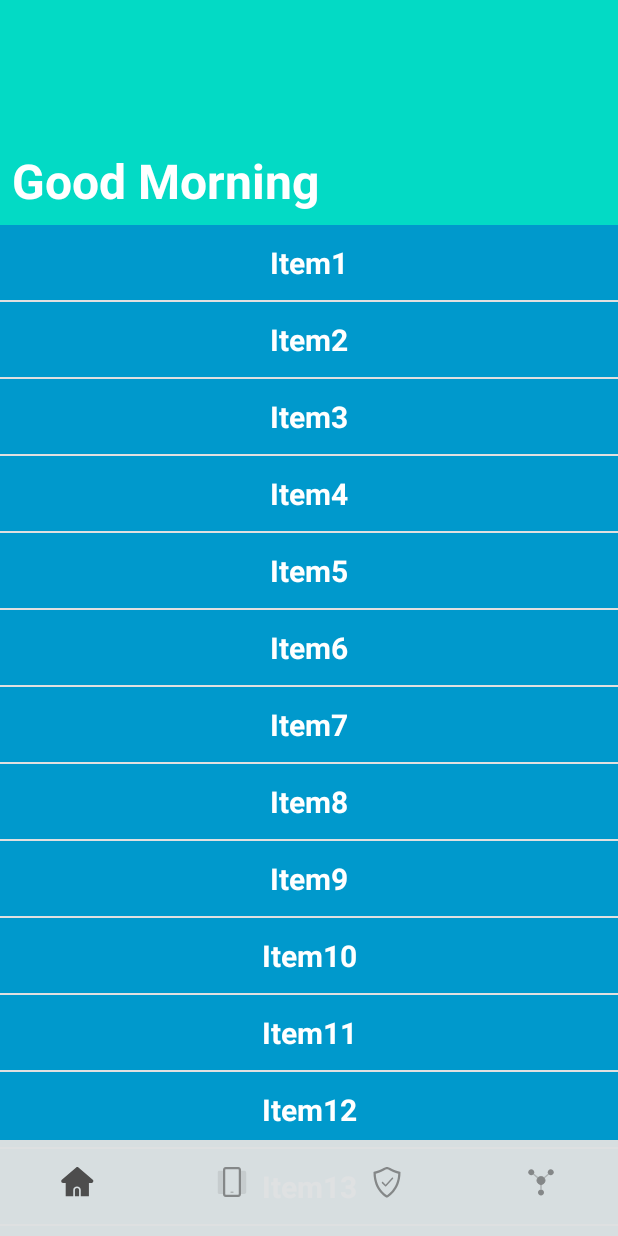
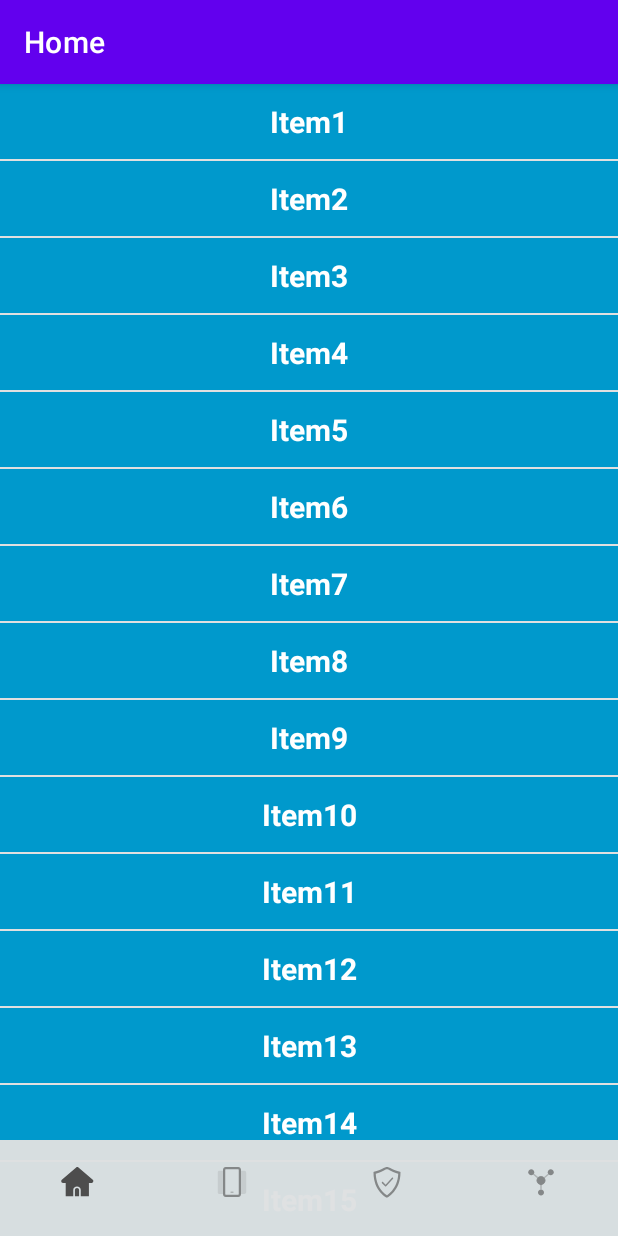
Before and after one commit to informramiz/common-ui-views, an Android app: the screen it shows after launch (MainActivity), on a phone screen of 412 x 824 dp. Run offline under Robolectric (Android 15) with nearby library versions, the phone set to English and light mode, and no system bars; our stand-ins replace navigation-ui.

Commit message:
feat: Integrate StackBottomNav with NavController

```diff
--- a/CommonUIViews/app/src/main/java/github/informramiz/commonuiviews/MainActivity.kt
+++ b/CommonUIViews/app/src/main/java/github/informramiz/commonuiviews/MainActivity.kt
@@ -2,6 +2,11 @@ package github.informramiz.commonuiviews
 
 import android.os.Bundle
 import androidx.appcompat.app.AppCompatActivity
+import androidx.navigation.findNavController
+import androidx.navigation.fragment.NavHostFragment
+import androidx.navigation.ui.AppBarConfiguration
+import androidx.navigation.ui.setupActionBarWithNavController
+import github.informramiz.commonuiviews.bottombar.setupWithNavController
 import github.informramiz.commonuiviews.databinding.ActivityMainBinding
 
 class MainActivity : AppCompatActivity() {
@@ -14,18 +19,23 @@ class MainActivity : AppCompatActivity() {
     override fun onCreate(savedInstanceState: Bundle?) {
         super.onCreate(savedInstanceState)
         setContentView(viewBinding.root)
-        supportActionBar?.hide()
+//        supportActionBar?.hide()
         registerListeners()
+        val navController = findNavController(R.id.navHost)
+        val appBarConfiguration = AppBarConfiguration(setOf(
+            R.id.homeFragment,
+            R.id.secureZoneFragment,
+            R.id.employeeZoneFragment,
+            R.id.guestZoneFragment,
+            R.id.digitalSecurityFragment,
+            R.id.motionFragment,
+            R.id.topologyFragment
+        ))
+        setupActionBarWithNavController(navController, appBarConfiguration)
+        viewBinding.stackBottomNavigation.setupWithNavController(navController)
     }
 
     private fun registerListeners() {
-        viewBinding.stackBottomNavigation.onItemClickListener = { menuItem ->
-            val backgroundColorRes = if (menuItem.itemId == R.id.action_topology) {
-                android.R.color.transparent
-            } else {
-                R.color.bottom_nav_background_color
-            }
-            viewBinding.stackBottomNavigation.setBackgroundResource(backgroundColorRes)
-        }
+
     }
 }
--- a/CommonUIViews/app/src/main/res/layout/activity_main.xml
+++ b/CommonUIViews/app/src/main/res/layout/activity_main.xml
@@ -8,7 +8,8 @@
 
     <com.google.android.material.appbar.AppBarLayout
         android:layout_width="match_parent"
-        android:layout_height="150dp">
+        android:layout_height="150dp"
+        android:visibility="gone">
         <include layout="@layout/collapsing_toolbar"/>
     </com.google.android.material.appbar.AppBarLayout>
     <androidx.core.widget.NestedScrollView
--- a/CommonUIViews/app/src/main/res/menu/bottom_menu.xml
+++ b/CommonUIViews/app/src/main/res/menu/bottom_menu.xml
@@ -2,7 +2,7 @@
 <menu xmlns:android="http://schemas.android.com/apk/res/android"
     xmlns:app="http://schemas.android.com/apk/res-auto">
     <item
-        android:id="@+id/action_home"
+        android:id="@+id/homeFragment"
         android:enabled="true"
         android:icon="@drawable/home_icon_selector"
         android:title="@string/action_home_label" />
@@ -14,13 +14,13 @@
         android:title="@string/action_devices_label">
         <menu>
             <item
-                android:id="@+id/action_secure_zone"
+                android:id="@+id/secureZoneFragment"
                 android:title="@string/action_secure_zone_label" />
             <item
-                android:id="@+id/action_employee_zone"
+                android:id="@+id/employeeZoneFragment"
                 android:title="@string/action_employee_zone_label" />
             <item
-                android:id="@+id/action_guest_zone"
+                android:id="@+id/guestZoneFragment"
                 android:title="@string/action_guest_zone_label" />
         </menu>
     </item>
@@ -32,16 +32,16 @@
         android:title="@string/action_shield_label">
         <menu>
             <item
-                android:id="@+id/action_digital_security"
+                android:id="@+id/digitalSecurityFragment"
                 android:title="@string/action_digital_security_label" />
             <item
-                android:id="@+id/action_motion"
+                android:id="@+id/motionFragment"
                 android:title="@string/action_motion_label" />
         </menu>
     </item>
 
     <item
-        android:id="@+id/action_topology"
+        android:id="@+id/topologyFragment"
         android:enabled="true"
         android:icon="@drawable/topology"
         android:title="@string/action_topology_label" />
--- a/CommonUIViews/app/src/main/res/navigation/main_nav_graph.xml
+++ b/CommonUIViews/app/src/main/res/navigation/main_nav_graph.xml
@@ -8,36 +8,36 @@
     <fragment
         android:id="@+id/homeFragment"
         android:name="github.informramiz.commonuiviews.main.home.HomeFragment"
-        android:label="home_fragment"
+        android:label="@string/action_home_label"
         tools:layout="@layout/home_fragment" />
     <fragment
         android:id="@+id/digitalSecurityFragment"
         android:name="github.informramiz.commonuiviews.main.security.digitalsecurity.DigitalSecurityFragment"
-        android:label="digital_security_fragment"
+        android:label="@string/action_digital_security_label"
         tools:layout="@layout/digital_security_fragment" />
     <fragment
         android:id="@+id/employeeZoneFragment"
         android:name="github.informramiz.commonuiviews.main.devices.employeezone.EmployeeZoneFragment"
-        android:label="employee_zone_fragment"
+        android:label="@string/action_employee_zone_label"
         tools:layout="@layout/employee_zone_fragment" />
     <fragment
         android:id="@+id/guestZoneFragment"
         android:name="github.informramiz.commonuiviews.main.devices.guestzone.GuestZoneFragment"
-        android:label="guest_zone_fragment"
+        android:label="@string/action_guest_zone_label"
         tools:layout="@layout/guest_zone_fragment" />
     <fragment
         android:id="@+id/motionFragment"
         android:name="github.informramiz.commonuiviews.main.security.motion.MotionFragment"
-        android:label="motion_fragment"
+        android:label="@string/action_motion_label"
         tools:layout="@layout/motion_fragment" />
     <fragment
         android:id="@+id/secureZoneFragment"
         android:name="github.informramiz.commonuiviews.main.devices.securezone.SecureZoneFragment"
-        android:label="secure_zone_fragment"
+        android:label="@string/action_secure_zone_label"
         tools:layout="@layout/secure_zone_fragment" />
     <fragment
         android:id="@+id/topologyFragment"
         android:name="github.informramiz.commonuiviews.main.topology.TopologyFragment"
-        android:label="topology_fragment"
+        android:label="@string/action_topology_label"
         tools:layout="@layout/topology_fragment" />
 </navigation>
```
